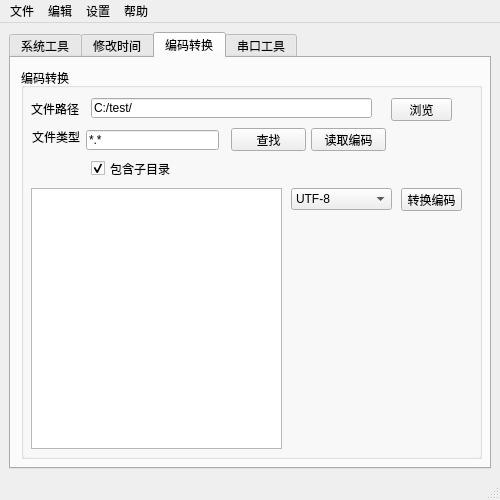
Above: src/_2/Software_Tools/src/mainWindow.ui from wrzfeijianshen/qt.go_demo before the change. Below: the same form after it.
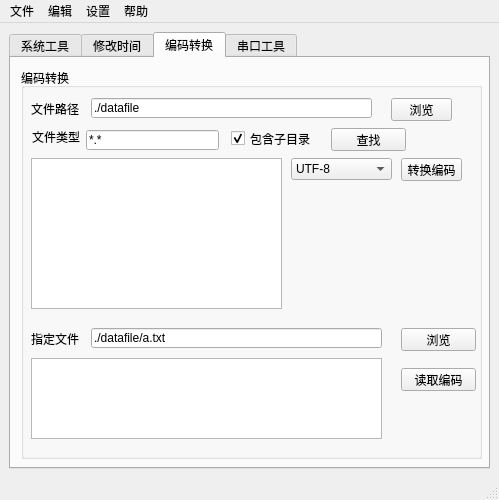
That is the form after the change.

What changed in the file:
```diff
--- a/src/_2/Software_Tools/src/mainWindow.ui
+++ b/src/_2/Software_Tools/src/mainWindow.ui
@@ -6,7 +6,7 @@
    <rect>
     <x>0</x>
     <y>0</y>
-    <width>500</width>
+    <width>499</width>
     <height>500</height>
    </rect>
   </property>
@@ -157,7 +157,7 @@
           </rect>
          </property>
          <property name="text">
-          <string>C:/test/</string>
+          <string>./datafile</string>
          </property>
         </widget>
         <widget class="QLabel" name="label_3">
@@ -190,9 +190,9 @@
          <property name="geometry">
           <rect>
            <x>10</x>
-           <y>120</y>
+           <y>90</y>
            <width>251</width>
-           <height>261</height>
+           <height>151</height>
           </rect>
          </property>
         </widget>
@@ -200,7 +200,7 @@
          <property name="geometry">
           <rect>
            <x>270</x>
-           <y>120</y>
+           <y>90</y>
            <width>101</width>
            <height>22</height>
           </rect>
@@ -220,7 +220,7 @@
          <property name="geometry">
           <rect>
            <x>380</x>
-           <y>120</y>
+           <y>90</y>
            <width>61</width>
            <height>23</height>
           </rect>
@@ -232,7 +232,7 @@
         <widget class="QPushButton" name="pushButton_3">
          <property name="geometry">
           <rect>
-           <x>210</x>
+           <x>310</x>
            <y>60</y>
            <width>75</width>
            <height>23</height>
@@ -271,8 +271,8 @@
         <widget class="QPushButton" name="pushButton_4">
          <property name="geometry">
           <rect>
-           <x>290</x>
-           <y>60</y>
+           <x>380</x>
+           <y>300</y>
            <width>75</width>
            <height>23</height>
           </rect>
@@ -284,8 +284,8 @@
         <widget class="QCheckBox" name="checkBox">
          <property name="geometry">
           <rect>
-           <x>70</x>
-           <y>90</y>
+           <x>210</x>
+           <y>60</y>
            <width>91</width>
            <height>21</height>
           </rect>
@@ -297,6 +297,55 @@
           <bool>true</bool>
          </property>
         </widget>
+        <widget class="QLabel" name="label_5">
+         <property name="geometry">
+          <rect>
+           <x>10</x>
+           <y>260</y>
+           <width>61</width>
+           <height>21</height>
+          </rect>
+         </property>
+         <property name="text">
+          <string>指定文件</string>
+         </property>
+        </widget>
+        <widget class="QLineEdit" name="lineEdit_4">
+         <property name="geometry">
+          <rect>
+           <x>70</x>
+           <y>260</y>
+           <width>291</width>
+           <height>20</height>
+          </rect>
+         </property>
+         <property name="text">
+          <string>./datafile/a.txt</string>
+         </property>
+        </widget>
+        <widget class="QPushButton" name="pushButton_5">
+         <property name="geometry">
+          <rect>
+           <x>380</x>
+           <y>260</y>
+           <width>75</width>
+           <height>23</height>
+          </rect>
+         </property>
+         <property name="text">
+          <string>浏览</string>
+         </property>
+        </widget>
+        <widget class="QPlainTextEdit" name="plainTextEdit_3">
+         <property name="geometry">
+          <rect>
+           <x>10</x>
+           <y>290</y>
+           <width>351</width>
+           <height>81</height>
+          </rect>
+         </property>
+        </widget>
        </widget>
       </widget>
       <widget class="QWidget" name="tab_2">
@@ -313,7 +362,7 @@
     <rect>
      <x>0</x>
      <y>0</y>
-     <width>500</width>
+     <width>499</width>
      <height>23</height>
     </rect>
    </property>
```
Left out of the diff: 2 changed lines with no effect on the pictures.
